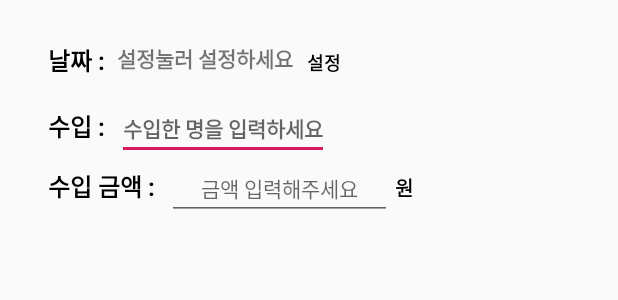
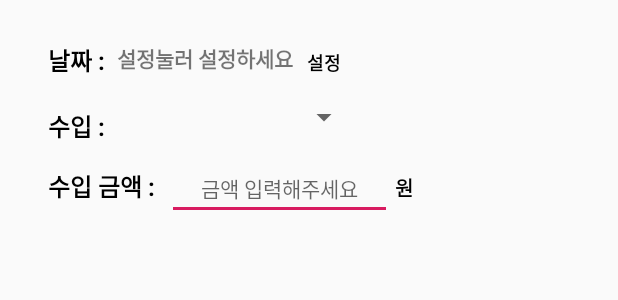
Before and after one commit to lsttsl2019/ProjectAccountBook, an Android app: the layout dialog_fragment2.xml on its own in the app's theme, with its tools: preview values and no code run, on a phone screen of 412 x 824 dp. Shown: the top 300 px of the screen. Run offline under Robolectric (Android 15) with nearby library versions, the phone set to English and light mode, and no system bars; Roboto replaces fonts that are not available here.

Commit message:
다이얼로그 에러고침

```diff
--- a/app/src/main/res/layout/dialog_fragment2.xml
+++ b/app/src/main/res/layout/dialog_fragment2.xml
@@ -57,19 +57,16 @@
         android:layout_below="@id/tv_day"
         android:layout_marginLeft="16dp"/>
 
-    <EditText
-        android:id="@+id/fg2_dilog_income"
-        android:layout_width="wrap_content"
+   <Spinner
+        android:id="@+id/fg2_dilog_spinner"
+        android:layout_width="150dp"
         android:layout_height="wrap_content"
-        android:textSize="14dp"
-        android:layout_marginLeft="4dp"
-        android:layout_alignBaseline="@id/tv_place"
-        android:layout_toRightOf="@id/tv_place"
-        android:hint="수입한 명을 입력하세요"
-        android:textColor="#000"
-        android:textStyle="bold"
-        android:maxLines="1"
-        android:singleLine="true"
+       android:layout_toRightOf="@id/tv_place"
+        android:layout_below="@id/tv_day"
+        android:layout_marginTop="10dp"
+       android:layout_marginLeft="16dp"
+
+
         />
 
     <TextView
```
Also changed, not shown: app/src/main/java/com/isttis2019/projectaccountbook/Page2Fragment.java (+4 -4 lines), app/src/main/res/values/array.xml (+15 -0 lines).
